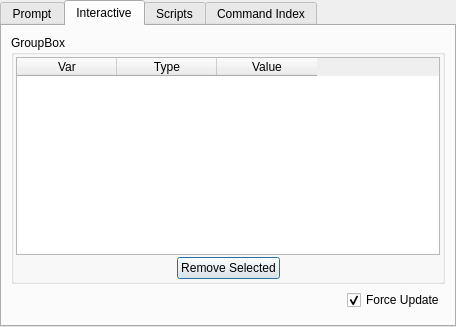
trisyoungs/aten, file trunk/src/gui/command.ui: the form before one commit.
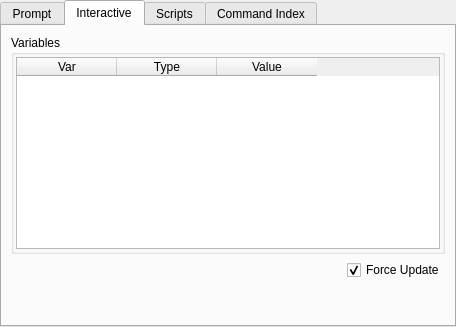
The form after the commit. The open tabs and pages were chosen to show the change. Icons and pictures are not drawn. Custom widgets are drawn as their Qt base class.

Commit message: Fixed - Undo of cell removal was broken, and could not be re-done. Finalised Interactive page on Command window.

```diff
--- a/trunk/src/gui/command.ui
+++ b/trunk/src/gui/command.ui
@@ -86,7 +86,7 @@
           </sizepolicy>
          </property>
          <property name="title">
-          <string>GroupBox</string>
+          <string>Variables</string>
          </property>
          <layout class="QVBoxLayout" name="verticalLayout_7">
           <property name="spacing">
@@ -121,41 +121,7 @@
            </widget>
           </item>
           <item>
-           <layout class="QHBoxLayout" name="horizontalLayout_5">
-            <item>
-             <spacer name="horizontalSpacer_2">
-              <property name="orientation">
-               <enum>Qt::Horizontal</enum>
-              </property>
-              <property name="sizeHint" stdset="0">
-               <size>
-                <width>13</width>
-                <height>20</height>
-               </size>
-              </property>
-             </spacer>
-            </item>
-            <item>
-             <widget class="QPushButton" name="RemoveVariablesButton">
-              <property name="text">
-               <string>Remove Selected</string>
-              </property>
-             </widget>
-            </item>
-            <item>
-             <spacer name="horizontalSpacer_3">
-              <property name="orientation">
-               <enum>Qt::Horizontal</enum>
-              </property>
-              <property name="sizeHint" stdset="0">
-               <size>
-                <width>40</width>
-                <height>20</height>
-               </size>
-              </property>
-             </spacer>
-            </item>
-           </layout>
+           <layout class="QHBoxLayout" name="horizontalLayout_5"/>
           </item>
          </layout>
         </widget>
@@ -193,7 +159,20 @@
           </layout>
          </item>
          <item>
-          <widget class="TPrompt" name="InteractivePrompt" native="true"/>
+          <widget class="TPrompt" name="InteractivePrompt" native="true">
+           <property name="sizePolicy">
+            <sizepolicy hsizetype="Preferred" vsizetype="Expanding">
+             <horstretch>0</horstretch>
+             <verstretch>3</verstretch>
+            </sizepolicy>
+           </property>
+           <property name="sizeIncrement">
+            <size>
+             <width>0</width>
+             <height>0</height>
+            </size>
+           </property>
+          </widget>
          </item>
         </layout>
        </item>
```
Left out of the diff: 1 changed line with no effect on the pictures. The commit also changes 6 other files.
